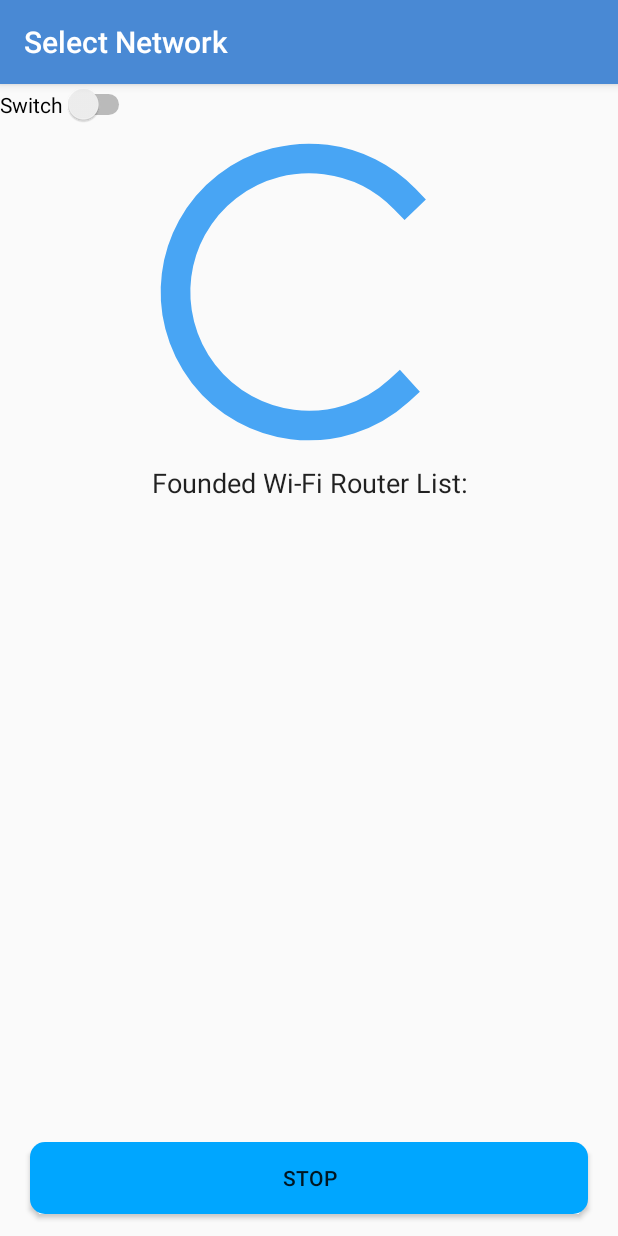
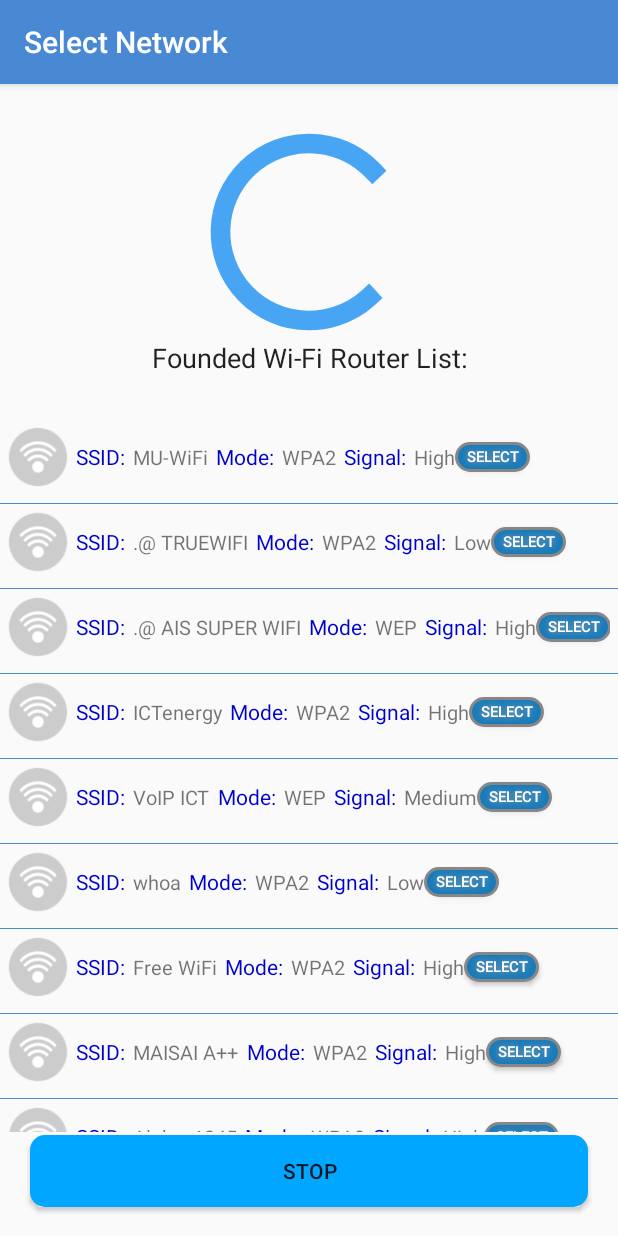
Before and after one commit to thitiwutchm38/MASai-Application, an Android app: the Search_Network screen opened directly, with no data from a screen before it, on a phone screen of 412 x 824 dp. Run offline under Robolectric (Android 15) with nearby library versions, the phone set to English and light mode, and no system bars.

Commit message:
Update: json format can read

```diff
--- /dev/null
+++ b/MASai2/app/src/main/java/com/example/bookthiti/masai2/LoaderHelper.java
@@ -0,0 +1,32 @@
+package com.example.bookthiti.masai2;
+
+import android.content.Context;
+import android.util.Log;
+
+import java.io.IOException;
+import java.io.InputStream;
+
+public class LoaderHelper {
+    public static String getJson(Context context, String json){
+        String jsonString=parseFileToString(context, json);
+        return jsonString;
+    }
+    public static String parseFileToString( Context context, String filename )
+    {
+        try
+        {
+            InputStream stream = context.getAssets().open( filename );
+            int size = stream.available();
+
+            byte[] bytes = new byte[size];
+            stream.read(bytes);
+            stream.close();
+
+            return new String( bytes );
+
+        } catch ( IOException e ) {
+            Log.i("GuiFormData", "IOException: " + e.getMessage() );
+        }
+        return null;
+    }
+}
--- /dev/null
+++ b/MASai2/app/src/main/java/com/example/bookthiti/masai2/MainModel.java
@@ -0,0 +1,41 @@
+package com.example.bookthiti.masai2;
+
+public class MainModel {
+    private String offerSSID;
+    private String offerMode;
+    private String offerSignal;
+    private int offerIcon;
+
+    public String getOfferSSID() {
+        return offerSSID;
+    }
+    public void setOfferSSID(String offerSSID) {
+        this.offerSSID = offerSSID;
+
+    }
+
+
+    public String getOfferMode() {
+        return offerMode;
+    }
+    public void setOfferMode(String offerMode) {
+        this.offerMode = offerMode;
+    }
+
+
+    public String getOfferSignal() {
+        return offerSignal;
+    }
+    public void setOfferSignal(String offerSignal) {
+        this.offerSignal = offerSignal;
+    }
+
+
+
+    public int getOfferIcon() {
+        return offerIcon;
+    }
+    public void setOfferIcon(int offerIcon) {
+        this.offerIcon = offerIcon;
+    }
+}
--- /dev/null
+++ b/MASai2/app/src/main/java/com/example/bookthiti/masai2/MainRecyclerAdapter.java
@@ -0,0 +1,75 @@
+package com.example.bookthiti.masai2;
+
+import android.content.Context;
+import android.support.v7.widget.RecyclerView;
+import android.view.LayoutInflater;
+import android.view.View;
+import android.view.ViewGroup;
+import android.widget.ImageView;
+import android.widget.LinearLayout;
+import android.widget.TextView;
+import java.util.ArrayList;
+public class MainRecyclerAdapter extends RecyclerView.Adapter<MainRecyclerAdapter.ViewHolder>{
+    private ArrayList<MainModel> mainModelArrayList;
+    private Context context;
+    private OnRecyclerViewItemClickListener onRecyclerViewItemClickListener;
+
+    public MainRecyclerAdapter(Context context,ArrayList<MainModel> mainModelArrayList) {
+        this.context = context;
+        this.mainModelArrayList = mainModelArrayList;
+    }
+    @Override
+    public MainRecyclerAdapter.ViewHolder onCreateViewHolder(ViewGroup viewGroup, int i) {
+        View view = LayoutInflater.from(viewGroup.getContext()).inflate(R.layout.row_main_adapter, viewGroup, false);
+        return new MainRecyclerAdapter.ViewHolder(view);
+    }
+    @Override
+    public void onBindViewHolder(MainRecyclerAdapter.ViewHolder viewHolder, int position) {
+        final MainModel offersListModel = mainModelArrayList.get(position);
+
+        viewHolder.rowMainImage.setImageResource(offersListModel.getOfferIcon());
+
+        viewHolder.rowMainText_SSID.setText(offersListModel.getOfferSSID());
+        viewHolder.rowMainText_Mode.setText(offersListModel.getOfferMode());
+        viewHolder.rowMainText_Signal.setText(offersListModel.getOfferSignal());
+
+
+        viewHolder.rowMainParentLinearLayout.setTag(offersListModel);
+    }
+    @Override
+    public int getItemCount() {
+        return mainModelArrayList.size();
+    }
+    public class ViewHolder extends RecyclerView.ViewHolder{
+        private ImageView rowMainImage;
+
+        private TextView rowMainText_SSID;
+        private TextView rowMainText_Mode;
+        private TextView rowMainText_Signal;
+
+
+        private LinearLayout rowMainParentLinearLayout;
+        public ViewHolder(View view) {
+            super(view);
+            rowMainImage = view.findViewById(R.id.row_main_adapter_iv);
+            rowMainText_SSID = view.findViewById(R.id.row_main_adapter_ssid);
+            rowMainText_Mode =   view.findViewById(R.id.row_main_adapter_mode);
+            rowMainText_Signal =   view.findViewById(R.id.row_main_adapter_signal);
+
+            rowMainParentLinearLayout =  view.findViewById(R.id.row_main_adapter_linear_layout);
+            rowMainParentLinearLayout.setOnClickListener(new View.OnClickListener() {
+                @Override
+                public void onClick(View view) {
+                    if (onRecyclerViewItemClickListener != null) {
+                        onRecyclerViewItemClickListener.onItemClick(getAdapterPosition(), view);
+                    }
+                }
+            });
+        }
+    }
+    public void setOnRecyclerViewItemClickListener(OnRecyclerViewItemClickListener onRecyclerViewItemClickListener) {
+        this.onRecyclerViewItemClickListener = onRecyclerViewItemClickListener;
+    }
+
+
+}
--- /dev/null
+++ b/MASai2/app/src/main/java/com/example/bookthiti/masai2/OnRecyclerViewItemClickListener.java
@@ -0,0 +1,5 @@
+package com.example.bookthiti.masai2;
+import android.view.View;
+public interface OnRecyclerViewItemClickListener {
+    void onItemClick(int position, View view);
+}
--- a/MASai2/app/src/main/java/com/example/bookthiti/masai2/Search_Network.java
+++ b/MASai2/app/src/main/java/com/example/bookthiti/masai2/Search_Network.java
@@ -1,23 +1,201 @@
 package com.example.bookthiti.masai2;
 
+import android.content.Context;
+import android.content.DialogInterface;
+import android.support.v7.app.AlertDialog;
 import android.support.v7.app.AppCompatActivity;
 import android.os.Bundle;
 import android.support.v7.widget.LinearLayoutManager;
 import android.support.v7.widget.RecyclerView;
+
 import android.view.View;
+import android.widget.EditText;
 import android.widget.Toast;
 
+import org.json.JSONException;
+import org.json.JSONObject;
+
+import java.io.IOException;
+import java.io.InputStream;
 import java.util.ArrayList;
 
-    public class Search_Network extends AppCompatActivity {
+    public class Search_Network extends AppCompatActivity implements OnRecyclerViewItemClickListener  {
 
+        final String wifi_password = null;
+        private final int categoryIcon[] = {
+                R.drawable.wifi_device,
+                R.drawable.wifi_device,
+                R.drawable.wifi_device,
+                R.drawable.wifi_device,
+                R.drawable.wifi_device,
+                R.drawable.wifi_device,
+                R.drawable.wifi_device,
+                R.drawable.wifi_device,
+                R.drawable.wifi_device
+        };
 
+        private final String categorySSID[] = {
+                "MU-WiFi",
+                ".@ TRUEWIFI",
+                ".@ AIS SUPER WIFI",
+                "ICTenergy",
+                "VoIP ICT",
+                "whoa",
+                "Free WiFi",
+                "Aloha_124",
+                "MAISAI A++"
+        };
+
+        private final String categoryMode[] = {
+                "WPA2",
+                "WPA2",
+                "WPA2",
+                "WEP",
+                "WPA2",
+                "WPA2",
+                "WEP",
+                "WPA2",
+                "WPA2"
+        };
+
+        private final String categorySignal[] = {
+                "High",
+                "Medium",
+                "High",
+                "High",
+                "Low",
+                "High",
+                "Low",
+                "High",
+                "Low"
+        };
         @Override
         protected void onCreate(Bundle savedInstanceState) {
             super.onCreate(savedInstanceState);
             setContentView(R.layout.activity_search__network);
+            final RecyclerView mainRecyclerView = findViewById(R.id.rv_router_list);
+            final LinearLayoutManager linearLayoutManager = new LinearLayoutManager(this,
+                    LinearLayoutManager.VERTICAL, false);
+
+            mainRecyclerView.setLayoutManager(linearLayoutManager);
 
 
+
+            //Recycler Adapter
+            final ArrayList<MainModel> mainModelArrayList = prepareList();
+            final MainRecyclerAdapter mainRecyclerAdapter = new MainRecyclerAdapter(this,mainModelArrayList);
+            mainRecyclerAdapter.setOnRecyclerViewItemClickListener(this);
+            mainRecyclerView.setAdapter(mainRecyclerAdapter);
+        }
+        private ArrayList<MainModel> prepareList() {
+
+            ArrayList<MainModel> mainModelList = new ArrayList<>();
+
+            //Convert JSON File
+            String json = null;
+            Integer count = null;
+
+            try {
+                InputStream is = getAssets().open("router.json");
+                int size = is.available();
+                byte[] buffer = new byte[size];
+                is.read(buffer);
+                is.close();
+                json = new String(buffer, "UTF-8");
+            } catch (IOException ex) {
+                ex.printStackTrace();
+            }
+
+
+            JSONObject reader = null;
+            try {
+                reader = new JSONObject(json);
+            } catch (JSONException e) {
+                e.printStackTrace();
+            }
+
+            try {
+                count = Integer.parseInt(reader.getString("count"));
+            } catch (JSONException e) {
+                e.printStackTrace();
+            }
+
+            String SSID = null;
+            String Mode = null;
+            String Signal= null;
+
+            for (int i = 0; i < count; i++) {
+
+               System.out.println(SSID);
+               System.out.println(Mode);
+               System.out.println(Signal);
+
+
+                MainModel mainModel = new MainModel();
+                JSONObject temp = null;
+
+                try {
+                    temp = reader.getJSONObject(Integer.toString(i));
+                } catch (JSONException e) {
+                    e.printStackTrace();
+                }
+
+                try {
+                    SSID  = temp.getString("SSID");
+                } catch (JSONException e) {
+                    e.printStackTrace();
+                }
+
+                try {
+                    Mode  = temp.getString("Mode");
+                } catch (JSONException e) {
+                    e.printStackTrace();
+                }
+
+                try {
+                    Signal  = temp.getString("Signal");
+                } catch (JSONException e) {
+                    e.printStackTrace();
+                }
+
+                mainModel.setOfferIcon(categoryIcon[i]);
+                mainModel.setOfferSSID(SSID);
+                mainModel.setOfferMode(Mode);
+                mainModel.setOfferSignal(Signal);
+
+
+                mainModelList.add(mainModel);
+            }
+            return mainModelList;
         }
 
+        @Override
+        public void onItemClick(int position, View view) {
+            MainModel mainModel = (MainModel) view.getTag();
+            switch (view.getId()) {
+                case R.id.row_main_adapter_linear_layout:
+
+                    Toast.makeText(this,"Position clicked: " + String.valueOf(position) + ", "+ mainModel.getOfferSSID(),Toast.LENGTH_LONG).show();
+                    showAddItemDialog(this,mainModel.getOfferSSID() );
+                    break;
+            }
+        }
+
+        private void showAddItemDialog(Context c, String ssid) {
+            final EditText taskEditText = new EditText(c);
+            AlertDialog dialog = new AlertDialog.Builder(c)
+                    .setTitle("Please input your WiFi Password")
+                    .setMessage("Your SSID: "+ssid)
+                    .setView(taskEditText)
+                    .setPositiveButton("Confirmed", new DialogInterface.OnClickListener() {
+                        @Override
+                        public void onClick(DialogInterface dialog, int which) {
+                          String  wifi_password = String.valueOf(taskEditText.getText());
+                        }
+                    })
+                    .setNegativeButton("Cancel", null)
+                    .create();
+            dialog.show();
+
+        }
     }
--- /dev/null
+++ b/MASai2/app/src/main/res/drawable/button_shape_router_select.xml
@@ -0,0 +1,23 @@
+<?xml version="1.0" encoding="utf-8"?>
+<shape xmlns:android="http://schemas.android.com/apk/res/android" android:shape="rectangle" >
+    <corners
+        android:radius="100dp"
+        />
+    <solid
+        android:color="#1A7BBA"
+        />
+    <padding
+        android:left="0dp"
+        android:top="0dp"
+        android:right="0dp"
+        android:bottom="0dp"
+        />
+    <size
+        android:width="50dp"
+        android:height="20dp"
+        />
+    <stroke
+        android:width="2dp"
+        android:color="#878787"
+        />
+</shape>
--- a/MASai2/app/src/main/res/layout/activity_main.xml
+++ b/MASai2/app/src/main/res/layout/activity_main.xml
@@ -112,7 +112,7 @@
 
         android:layout_marginStart="24dp"
         android:layout_marginTop="22dp"
-        android:layout_marginEnd="25dp"
+        android:layout_marginEnd="18dp"
         android:layout_marginBottom="28dp"
         android:adjustViewBounds="true"
         android:background="#00000000"
@@ -122,8 +122,10 @@
         android:scaleType="fitXY"
         app:layout_constraintBottom_toBottomOf="@+id/textView_Masai_box_set"
         app:layout_constraintEnd_toEndOf="@+id/imageView_Logo"
+        app:layout_constraintHorizontal_bias="1.0"
         app:layout_constraintStart_toStartOf="@+id/textView_Masai_box_set"
         app:layout_constraintTop_toBottomOf="@+id/textView_iot_device_att"
+        app:layout_constraintVertical_bias="1.0"
         app:srcCompat="@drawable/masai_setting" />
 
     <ImageView
--- a/MASai2/app/src/main/res/layout/activity_search__network.xml
+++ b/MASai2/app/src/main/res/layout/activity_search__network.xml
@@ -10,14 +10,13 @@
     <LinearLayout
         android:id="@+id/linearLayout4"
         android:layout_width="0dp"
-        android:layout_height="285dp"
+        android:layout_height="170dp"
         android:orientation="vertical"
-        app:layout_constraintBottom_toTopOf="@+id/linearLayout3"
+        app:layout_constraintBottom_toTopOf="@+id/textView_founded_router"
         app:layout_constraintEnd_toEndOf="parent"
         app:layout_constraintHorizontal_bias="0.0"
         app:layout_constraintStart_toStartOf="parent"
-        app:layout_constraintTop_toTopOf="parent"
-        app:layout_constraintVertical_bias="0.0">
+        app:layout_constraintTop_toTopOf="parent">
 
         <Space
             android:id="@+id/space"
@@ -32,7 +31,7 @@
             android:id="@+id/progressBar"
             style="?android:attr/progressBarStyle"
             android:layout_width="match_parent"
-            android:layout_height="237dp"
+            android:layout_height="157dp"
             android:layout_marginBottom="313dp"
             app:layout_constraintBottom_toBottomOf="parent"
             app:layout_constraintEnd_toEndOf="parent"
@@ -44,9 +43,10 @@
     <TextView
         android:id="@+id/textView_founded_router"
         android:layout_width="0dp"
-        android:layout_height="36dp"
-        android:layout_marginTop="253dp"
-        android:layout_marginBottom="23dp"
+        android:layout_height="34dp"
+        android:layout_marginStart="4dp"
+        android:layout_marginEnd="4dp"
+        android:layout_marginBottom="19dp"
         android:gravity="center_horizontal"
         android:text="Founded Wi-Fi Router List:"
         android:textAppearance="@android:style/TextAppearance.Holo.Widget.ActionBar.Title"
@@ -54,23 +54,23 @@
         app:layout_constraintEnd_toEndOf="parent"
         app:layout_constraintHorizontal_bias="0.0"
         app:layout_constraintStart_toStartOf="parent"
-        app:layout_constraintTop_toTopOf="parent" />
+        app:layout_constraintTop_toBottomOf="@+id/linearLayout4" />
 
     <LinearLayout
         android:id="@+id/linearLayout3"
         android:layout_width="0dp"
         android:layout_height="0dp"
-        android:layout_marginBottom="70dp"
+        android:layout_marginBottom="2dp"
         android:orientation="vertical"
-        app:layout_constraintBottom_toBottomOf="parent"
+        app:layout_constraintBottom_toTopOf="@+id/button3"
         app:layout_constraintEnd_toEndOf="parent"
         app:layout_constraintStart_toStartOf="parent"
         app:layout_constraintTop_toBottomOf="@+id/textView_founded_router">
 
         <android.support.v7.widget.RecyclerView
-            android:id="@+id/rvAnimals"
+            android:id="@+id/rv_router_list"
             android:layout_width="match_parent"
-            android:layout_height="match_parent"/>
+            android:layout_height="match_parent" />
 
     </LinearLayout>
 
@@ -80,7 +80,7 @@
         android:layout_height="wrap_content"
         android:layout_marginStart="20dp"
         android:layout_marginEnd="20dp"
-        android:layout_marginBottom="7dp"
+        android:layout_marginBottom="19dp"
         android:layout_weight="3"
         android:background="@drawable/button_background"
         android:text="Stop"
@@ -89,10 +89,4 @@
         app:layout_constraintStart_toStartOf="parent"
         app:layout_constraintTop_toBottomOf="@+id/linearLayout3" />
 
-    <Switch
-        android:id="@+id/switch1"
-        android:layout_width="wrap_content"
-        android:layout_height="wrap_content"
-        android:text="Switch" />
-
 </android.support.constraint.ConstraintLayout>
--- /dev/null
+++ b/MASai2/app/src/main/res/layout/row_main_adapter.xml
@@ -0,0 +1,99 @@
+<?xml version="1.0" encoding="utf-8"?>
+<LinearLayout xmlns:android="http://schemas.android.com/apk/res/android"
+    android:layout_width="match_parent"
+    android:layout_height="wrap_content"
+    android:orientation="vertical">
+    <LinearLayout
+        android:id="@+id/row_main_adapter_linear_layout"
+        android:layout_width="match_parent"
+        android:layout_height="wrap_content"
+        android:layout_margin="5dp"
+        android:orientation="horizontal">
+
+        <ImageView
+            android:id="@+id/row_main_adapter_iv"
+            android:layout_width="40dp"
+            android:layout_height="40dp"
+            android:contentDescription="@null"
+            android:scaleType="fitXY"
+            android:src="@mipmap/ic_launcher" />
+
+        <TextView
+            android:id="@+id/textView_SSID"
+            android:layout_width="wrap_content"
+            android:layout_height="wrap_content"
+            android:layout_gravity="center"
+            android:layout_marginStart="5dp"
+            android:layout_weight="0"
+            android:text="SSID:"
+            android:textColor="@color/colorBlue" />
+
+        <TextView
+            android:id="@+id/row_main_adapter_ssid"
+            android:layout_width="wrap_content"
+            android:layout_height="wrap_content"
+            android:layout_gravity="center"
+            android:layout_marginStart="5dp"
+            android:textSize="13sp" />
+
+        <TextView
+            android:id="@+id/textView_Mode"
+            android:layout_width="wrap_content"
+            android:layout_height="wrap_content"
+            android:layout_gravity="center"
+            android:layout_marginStart="5dp"
+            android:layout_weight="0"
+            android:text="Mode:"
+            android:textColor="@color/colorBlue" />
+
+        <TextView
+            android:id="@+id/row_main_adapter_mode"
+            android:layout_width="wrap_content"
+            android:layout_height="wrap_content"
+            android:layout_gravity="center"
+            android:layout_marginStart="5dp"
+            android:layout_weight="0"
+            android:textSize="13sp" />
+
+        <TextView
+            android:id="@+id/textView_signal"
+            android:layout_width="wrap_content"
+            android:layout_height="wrap_content"
+            android:layout_gravity="center"
+            android:layout_marginStart="5dp"
+            android:layout_weight="0"
+            android:text="Signal:"
+            android:textColor="@color/colorBlue" />
+
+        <TextView
+            android:id="@+id/row_main_adapter_signal"
+            android:layout_width="wrap_content"
+            android:layout_height="wrap_content"
+            android:layout_gravity="center"
+            android:layout_marginStart="5dp"
+            android:layout_weight="0"
+            android:textSize="13sp" />
+
+        <Button
+            android:id="@+id/btn_router"
+            android:layout_width="50dp"
+            android:layout_height="20dp"
+            android:layout_alignParentRight="true"
+            android:layout_gravity="center"
+            android:background="@drawable/button_shape_router_select"
+            android:shadowColor="#A8A8A8"
+            android:shadowDx="0"
+            android:shadowDy="0"
+            android:shadowRadius="5"
+            android:text="Select"
+            android:textColor="#FFFFFF"
+            android:textSize="10sp" />
+
+    </LinearLayout>
+
+    <View
+        android:layout_width="match_parent"
+        android:layout_height="0.5dp"
+        android:layout_marginTop="5dp"
+        android:background="@color/colorPrimary"/>
+</LinearLayout>
--- a/MASai2/app/src/main/res/values/colors.xml
+++ b/MASai2/app/src/main/res/values/colors.xml
@@ -8,6 +8,9 @@
 
     <color name="colorOrange">#FFA500</color>
 
+    <color name="colorBlue">#0000CD</color>
+
+
 
 
 
```
Also changed, not shown: MASai2/app/src/main/assets/router.json (added, +48 -0 lines), 2 other files.
